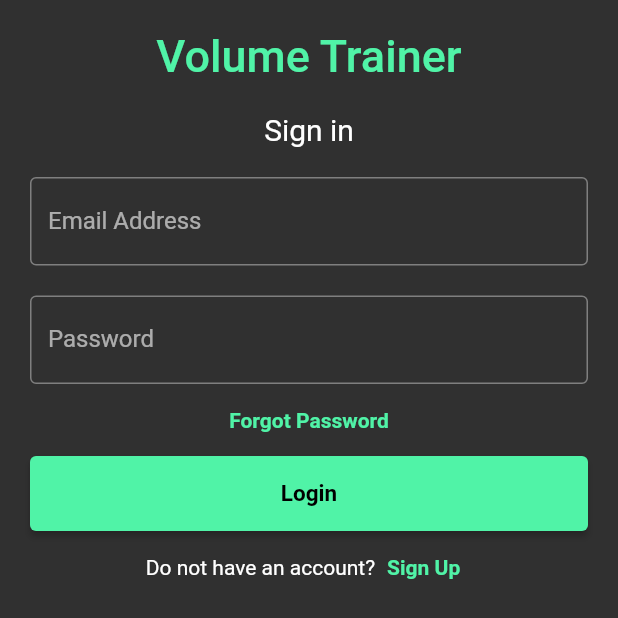
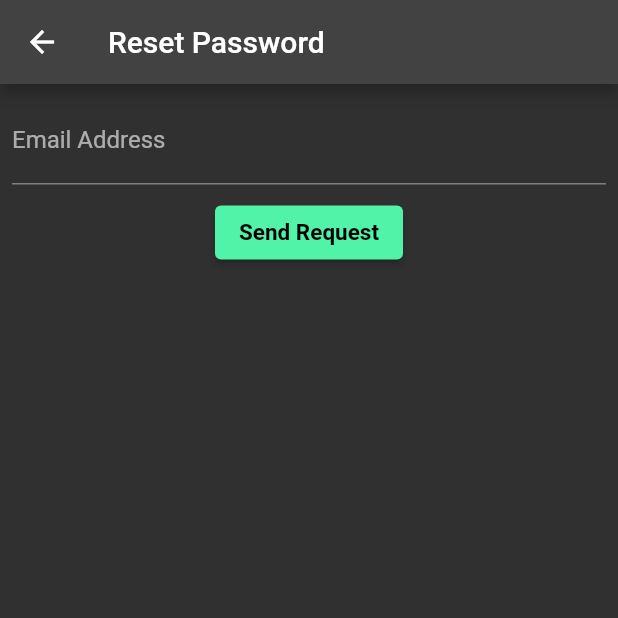
Before and after one commit to pong02/volume_tracker, a Flutter app: the screen it shows after launch, after a tap on "Forgot Password", on a phone screen of 412 x 824 dp. Shown: the top 618 px of the screen. Run offline on Flutter 3.47's test engine with Material 2 defaults, Android fonts, the phone set to English and light mode, and no system bars; our stand-ins replace equatable, firebase_auth, firebase_core, hooks_riverpod, shared_preferences; accounts and stored records are empty; generated files the repository leaves out were written again.

Commit message:
adding password reset functionality

```diff
--- /dev/null
+++ b/vt_app/lib/ui/forgotScreen.dart
@@ -0,0 +1,91 @@
+import 'package:flutter/material.dart';
+import 'package:firebase_auth/firebase_auth.dart';
+
+class ForgotScreen extends StatefulWidget {
+  const ForgotScreen({Key? key}) : super(key: key);
+
+  @override
+  _ForgotScreenState createState() => _ForgotScreenState();
+}
+
+class _ForgotScreenState extends State<ForgotScreen> {
+  final _formKey = GlobalKey<FormState>();
+  late String _email = "";
+  final auth = FirebaseAuth.instance;
+  late bool redir = false;
+
+  @override
+  Widget build(BuildContext context) {
+    return Scaffold(
+      appBar: AppBar(
+        title: Text('Reset Password'),
+      ),
+      body: Column(
+        children: [
+          Padding(
+            padding: const EdgeInsets.all(8.0),
+            child: Form(
+                key: _formKey,
+                child: TextFormField(
+                  decoration: const InputDecoration(
+                    labelText: 'Email Address',
+                  ),
+                  validator: (val) =>
+                      val!.isEmpty ? 'Please enter an email' : null,
+                  onChanged: (val) {
+                    setState(() => _email = val.trim());
+                  },
+                )),
+          ),
+          Row(
+            mainAxisAlignment: MainAxisAlignment.spaceAround,
+            children: [
+              ElevatedButton(
+                  child: Text('Send Request'),
+                  onPressed: () async {
+                    if (_formKey.currentState!.validate()) {
+                      String? msg;
+                      try {
+                        await auth.sendPasswordResetEmail(email: _email);
+                      } on FirebaseException catch (e) {
+                        print(e);
+                        msg = e.message;
+                      }
+                      if (!mounted) {
+                        return;
+                      } //avoid buildcontext through async gaps error
+                      summonDialog(context, msg);
+                      if (redir) {
+                        Navigator.of(context).pop();
+                      }
+                    }
+                  }),
+            ],
+          ),
+        ],
+      ),
+    );
+  }
+
+  Future<String?> summonDialog(BuildContext context, String? e) {
+    String succTitle = "Email has been sent!";
+    String succDetail = "Please be patient and check the spam folders as well!";
+
+    String failTitle = "Error";
+    return showDialog<String>(
+      context: context,
+      builder: (BuildContext context) => AlertDialog(
+        title: (e == null) ? Text(succTitle) : Text(failTitle),
+        content: (e == null) ? Text(succDetail) : Text(e),
+        actions: <Widget>[
+          TextButton(
+            onPressed: () {
+              Navigator.of(context).pop();
+            },
+            child: const Text("Return"),
+          ),
+        ],
+      ),
+    );
+  }
+}
--- a/vt_app/lib/ui/loginScreen.dart
+++ b/vt_app/lib/ui/loginScreen.dart
@@ -6,6 +6,7 @@ import 'package:volume_tracker/ui/registerScreen.dart';
 import 'package:volume_tracker/ui/theme.dart';
 import 'package:volume_tracker/ui/vm/loginController.dart';
 import 'package:volume_tracker/ui/vm/loginState.dart';
+import 'package:volume_tracker/ui/forgotScreen.dart';
 
 class LoginScreen extends StatefulHookConsumerWidget {
   const LoginScreen({Key? key}) : super(key: key);
@@ -69,7 +70,7 @@ class _LoginScreenState extends ConsumerState<LoginScreen> {
               ),
               TextButton(
                 onPressed: () {
-                  //forgot password screen
+                  _redirForgot(context);
                 },
                 child: Text(
                   'Forgot Password',
@@ -113,4 +114,11 @@ class _LoginScreenState extends ConsumerState<LoginScreen> {
       MaterialPageRoute(builder: (context) => Register()),
     );
   }
+
+  void _redirForgot(BuildContext context) {
+    Navigator.push(
+      context,
+      MaterialPageRoute(builder: (context) => ForgotScreen()),
+    );
+  }
 }
--- a/vt_app/lib/ui/registerScreen.dart
+++ b/vt_app/lib/ui/registerScreen.dart
@@ -49,7 +49,7 @@ class _RegisterState extends ConsumerState<Register> {
                 validator: (val) =>
                     val!.isEmpty ? 'Please enter an email' : null,
                 onChanged: (val) {
-                  setState(() => email = val);
+                  setState(() => email = val.trim());
                 },
               ),
               SizedBox(height: 20.0),
```
